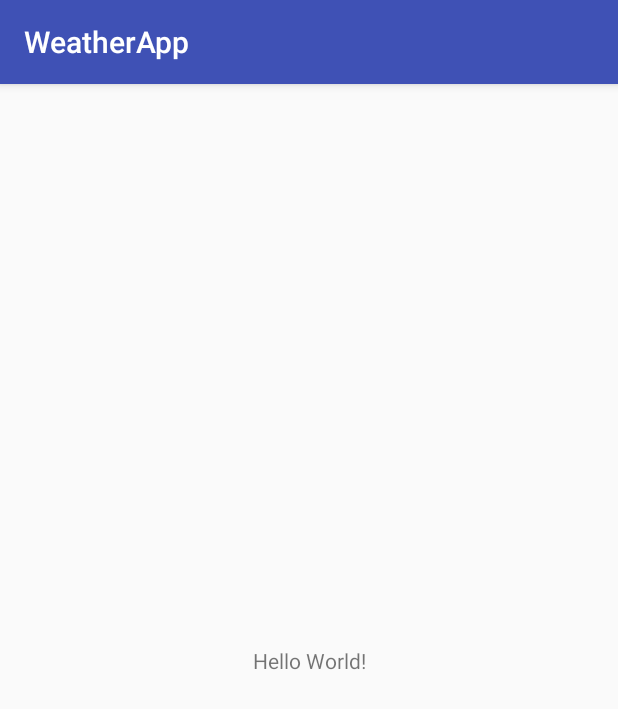
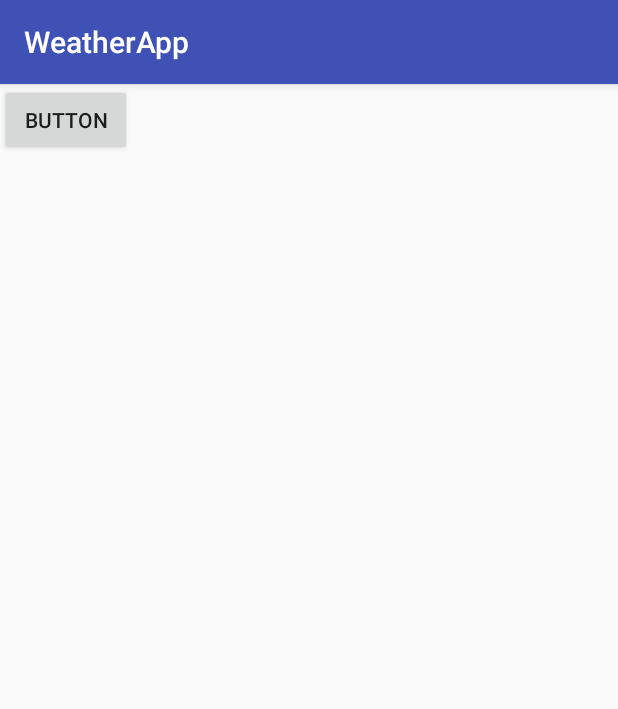
Before and after one commit to xBjorn/WeatherApp, an Android app: the screen it shows after launch (MainActivity), on a phone screen of 412 x 824 dp. Shown: the top 709 px of the screen. Run offline under Robolectric (Android 15) with nearby library versions, the phone set to English and light mode, and no system bars.

```diff
--- a/App/app/src/main/java/bjorn/weatherapp/MainActivity.java
+++ b/App/app/src/main/java/bjorn/weatherapp/MainActivity.java
@@ -2,12 +2,21 @@ package bjorn.weatherapp;
 
 import android.support.v7.app.AppCompatActivity;
 import android.os.Bundle;
+import android.view.View;
+import android.widget.Button;
+import android.widget.TextView;
 
 public class MainActivity extends AppCompatActivity {
+
 
     @Override
     protected void onCreate(Bundle savedInstanceState) {
         super.onCreate(savedInstanceState);
         setContentView(R.layout.activity_main);
     }
+
+    public void doeIets(View view){
+        TextView textView = (TextView) findViewById(R.id.test);
+        textView.setText("aasddddddddddddddddddddddasdsdsdsdsdsdsdsdsd");
+  }
 }
--- a/App/app/src/main/res/layout/activity_main.xml
+++ b/App/app/src/main/res/layout/activity_main.xml
@@ -6,13 +6,20 @@
     android:layout_height="match_parent"
     tools:context=".MainActivity">
 
-    <TextView
+    <Button
+        android:id="@+id/button2"
         android:layout_width="wrap_content"
         android:layout_height="wrap_content"
-        android:text="Hello World!"
-        app:layout_constraintBottom_toBottomOf="parent"
-        app:layout_constraintLeft_toLeftOf="parent"
-        app:layout_constraintRight_toRightOf="parent"
-        app:layout_constraintTop_toTopOf="parent" />
+        android:onClick="doeIets"
+        android:text="Button"
+        tools:layout_editor_absoluteX="16dp"
+        tools:layout_editor_absoluteY="16dp" />
+
+    <TextView
+        android:id="@+id/test"
+        android:layout_width="296dp"
+        android:layout_height="123dp"
+        tools:layout_editor_absoluteX="35dp"
+        tools:layout_editor_absoluteY="158dp" />
 
 </android.support.constraint.ConstraintLayout>
```
